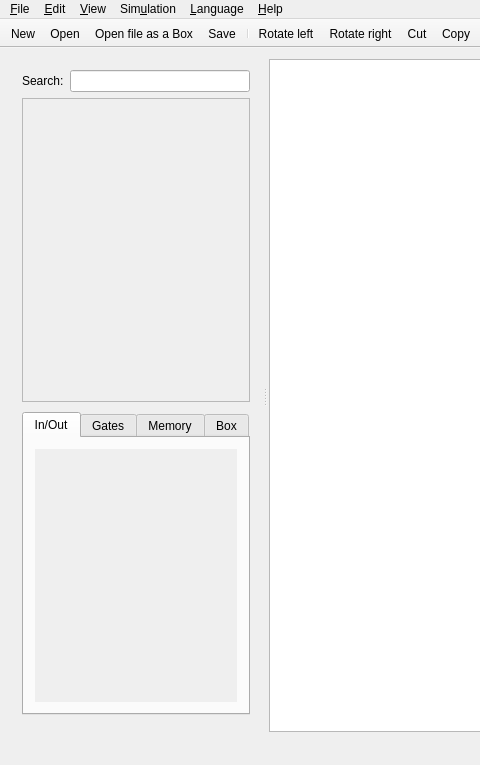
This is app/mainwindow.ui in GIBIS-UNIFESP/wiRedPanda as Qt 5 draws it before an edit; both pictures show x 0 to 480 and y 0 to 765 of the 886 by 765 pixel window. The edited form follows.
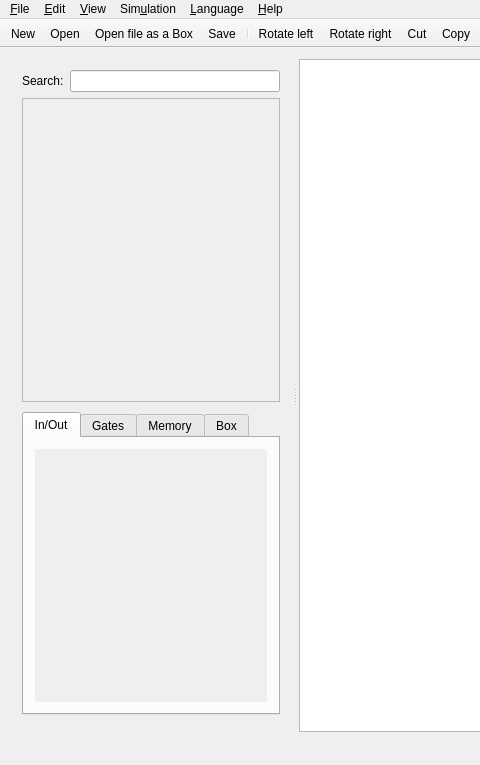
This is the edited form. Icons and pictures are not drawn. Custom widgets are drawn as their Qt base class.

Diff of the .ui file:
```diff
--- a/app/mainwindow.ui
+++ b/app/mainwindow.ui
@@ -57,7 +57,7 @@
       <widget class="QWidget" name="leftPannel" native="true">
        <property name="minimumSize">
         <size>
-         <width>250</width>
+         <width>280</width>
          <height>0</height>
         </size>
        </property>
@@ -105,8 +105,8 @@
                   <rect>
                    <x>0</x>
                    <y>0</y>
-                   <width>208</width>
-                   <height>250</height>
+                   <width>238</width>
+                   <height>248</height>
                   </rect>
                  </property>
                  <layout class="QVBoxLayout" name="verticalLayout">
@@ -331,8 +331,8 @@
               <rect>
                <x>0</x>
                <y>0</y>
-               <width>228</width>
-               <height>296</height>
+               <width>258</width>
+               <height>295</height>
               </rect>
              </property>
              <layout class="QGridLayout" name="gridLayout_7">
```
Left out of the diff: 18 changed lines with no effect on the pictures.
